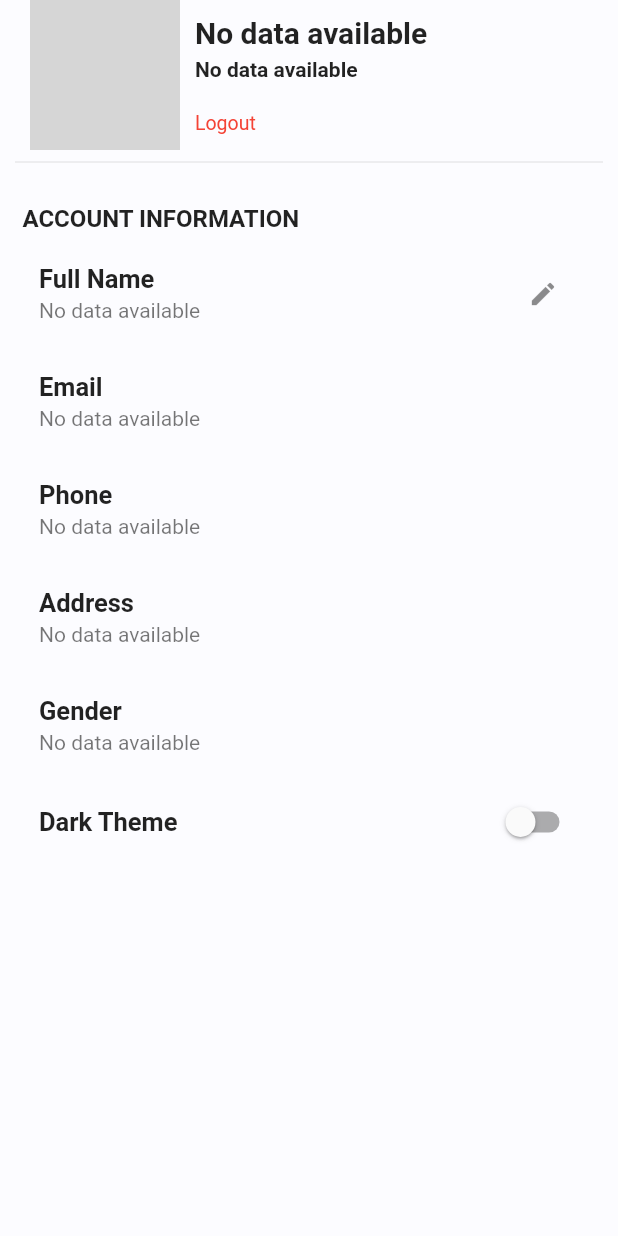
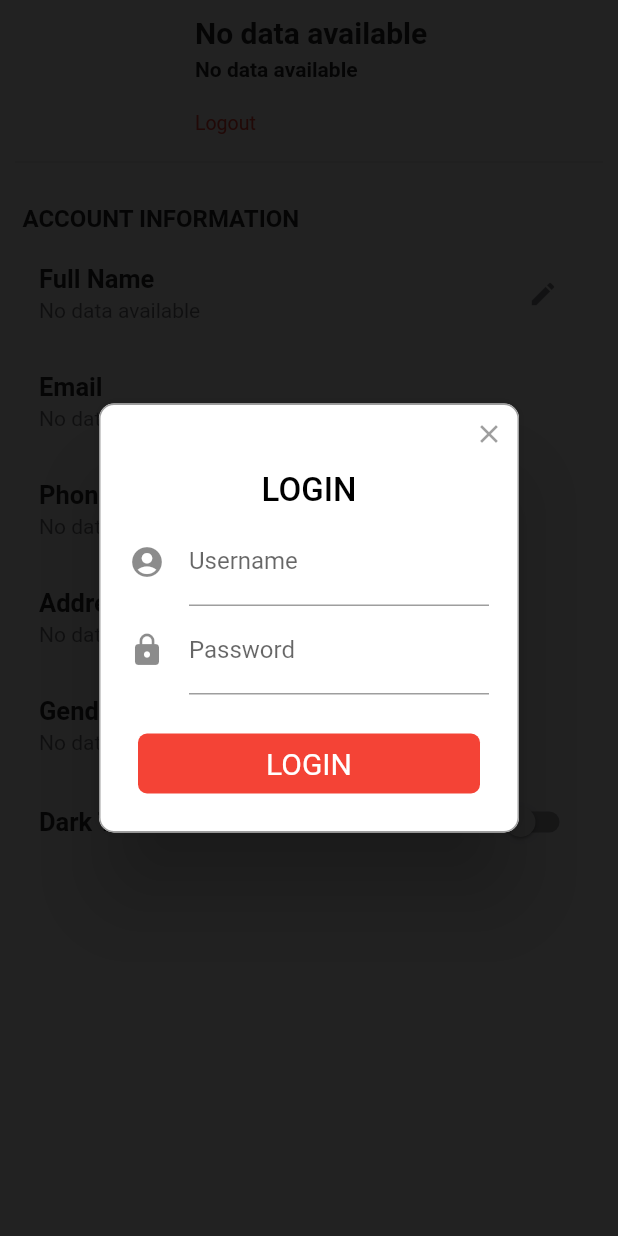
Before and after one commit to 10XPhilippines/flutter_tracer, a Flutter app: the Profile screen opened directly, after a tap on the "edit" icon, on a phone screen of 412 x 824 dp. Run offline on Flutter 3.47's test engine with Material 2 defaults, Android fonts, the phone set to English and light mode, and no system bars; drawn by our look-alikes of rflutter_alert; our stand-ins replace carousel_slider, font_awesome_flutter, introduction_screen, shared_preferences; accounts and stored records are empty; network calls fail; grey boxes are pictures that could not be loaded.

Commit message:
🚀 feat: edit

```diff
--- a/lib/screens/profile.dart
+++ b/lib/screens/profile.dart
@@ -8,6 +8,7 @@ import 'package:restaurant_ui_kit/screens/login.dart';
 import 'package:restaurant_ui_kit/util/const.dart';
 import 'package:shared_preferences/shared_preferences.dart';
 import 'package:restaurant_ui_kit/network_utils/api.dart';
+import 'package:rflutter_alert/rflutter_alert.dart';
 
 class Profile extends StatefulWidget {
   @override
@@ -41,6 +42,38 @@ class _ProfileState extends State<Profile> {
         ),
       );
     }
+  }
+
+   _openPopup(context) {
+    Alert(
+        context: context,
+        title: "LOGIN",
+        content: Column(
+          children: <Widget>[
+            TextField(
+              decoration: InputDecoration(
+                icon: Icon(Icons.account_circle),
+                labelText: 'Username',
+              ),
+            ),
+            TextField(
+              obscureText: true,
+              decoration: InputDecoration(
+                icon: Icon(Icons.lock),
+                labelText: 'Password',
+              ),
+            ),
+          ],
+        ),
+        buttons: [
+          DialogButton(
+            onPressed: () => Navigator.pop(context),
+            child: Text(
+              "LOGIN",
+              style: TextStyle(color: Colors.white, fontSize: 20),
+            ),
+          )
+        ]).show();
   }
 
   @override
@@ -152,7 +185,9 @@ class _ProfileState extends State<Profile> {
                   Icons.edit,
                   size: 20.0,
                 ),
-                onPressed: () {},
+                onPressed: () {
+                  _openPopup(context);
+                },
                 tooltip: "Edit",
               ),
             ),
--- a/pubspec.yaml
+++ b/pubspec.yaml
@@ -26,7 +26,7 @@ dependencies:
   provider: ^4.0.1
   shared_preferences: ^0.5.6+1
   http: ^0.12.0+4
-
+  rflutter_alert: ^1.0.3
 
 dev_dependencies:
   flutter_test:
```
Also changed, not shown: lib/screens/login.dart (+11 -1 lines), lib/screens/register.dart (+9 -3 lines), pubspec.lock.
